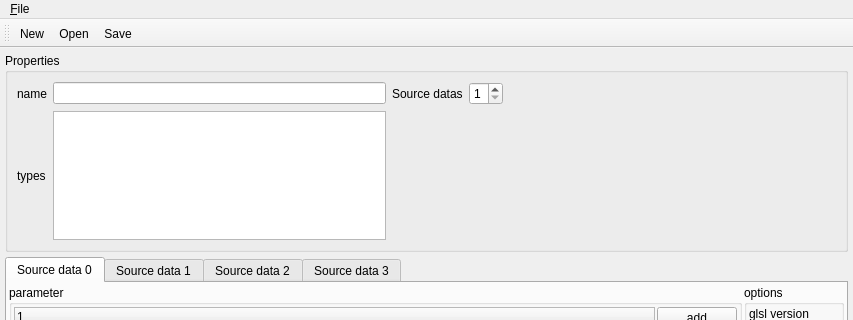
First picture: the form in shader_source_editor/main.ui, repository xaphier/Eternal-Lands, before the edit; both pictures show x 0 to 853 and y 0 to 320 of the 853 by 600 pixel window.
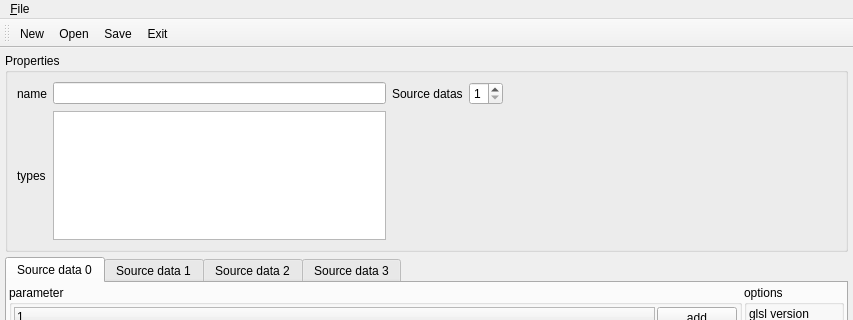
Second picture: the form after the edit. Icons and pictures are not drawn.

```diff
--- a/shader_source_editor/main.ui
+++ b/shader_source_editor/main.ui
@@ -754,6 +754,7 @@
    <addaction name="action_new"/>
    <addaction name="action_open"/>
    <addaction name="action_save"/>
+   <addaction name="action_exit"/>
   </widget>
   <action name="action_new">
    <property name="text">
```
Left out of the diff: 24 changed lines with no effect on the pictures.
